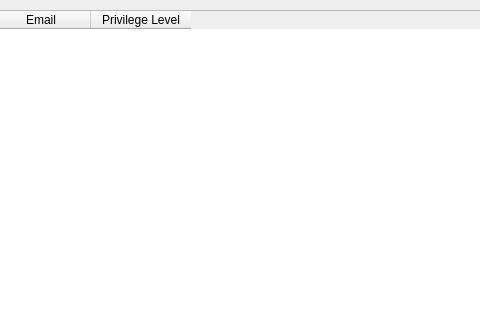
This is InvGUI/UserMain.ui in scottoberman/CSUFDevs as Qt 5 draws it before an edit; both pictures show x 410 to 890 and y 0 to 320 of the 1087 by 531 pixel window. The edited form follows.
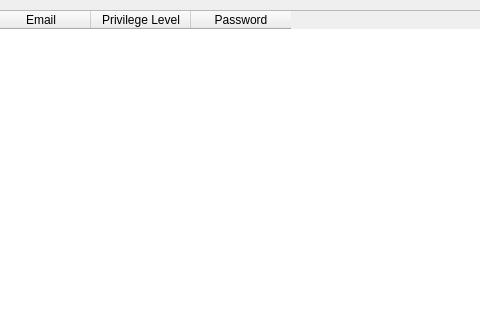
This is the edited form.

The edit to the form file:
```diff
--- a/InvGUI/UserMain.ui
+++ b/InvGUI/UserMain.ui
@@ -58,6 +58,11 @@
      <string>Privilege Level</string>
     </property>
    </column>
+   <column>
+    <property name="text">
+     <string>Password</string>
+    </property>
+   </column>
   </widget>
   <widget class="QPushButton" name="AddUserButton">
    <property name="geometry">
```
